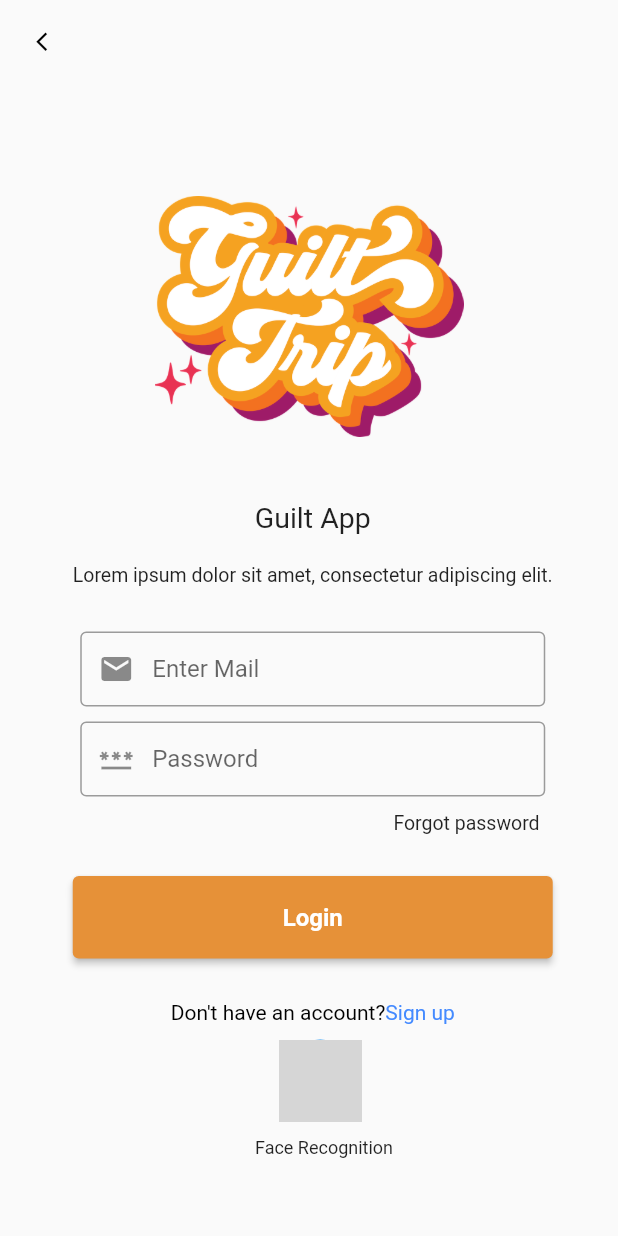
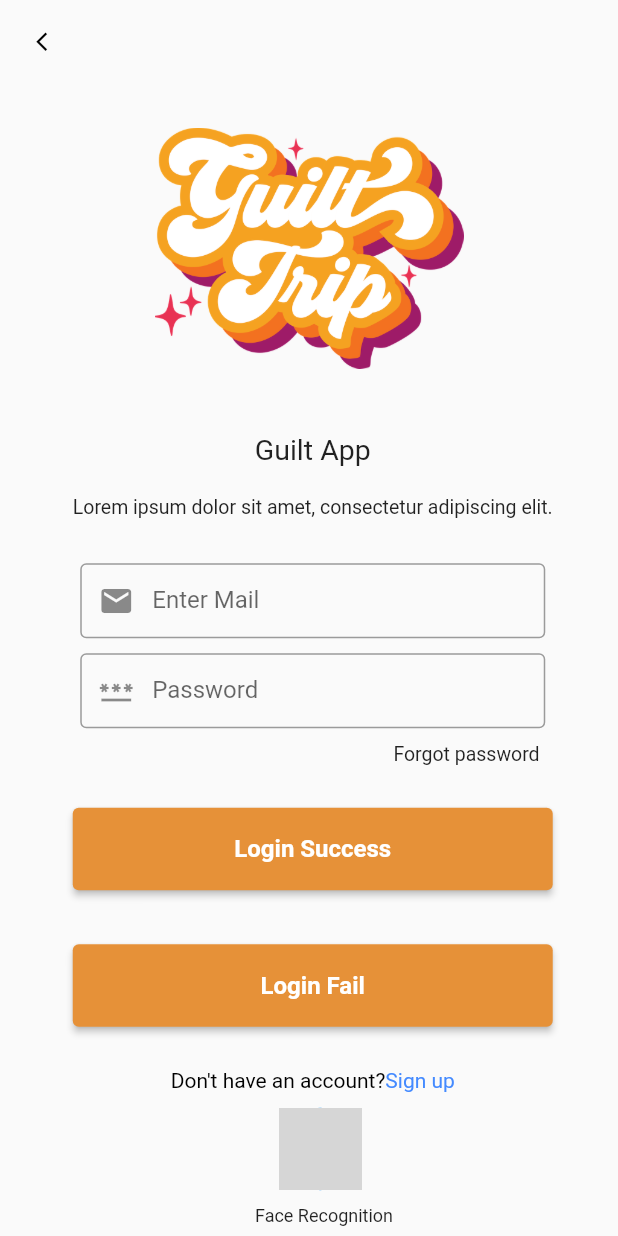
Before and after one commit to Abhishek617/gilt_app, a Flutter app: the Login screen opened by its route, on a phone screen of 412 x 824 dp. Run offline on Flutter 3.47's test engine with Material 2 defaults, Android fonts, the phone set to English and light mode, and no system bars; our stand-ins replace another_flushbar, dio, flutter_mobx, flutter_otp_text_field, get_it, introduction_screen and 4 more; missing offline and left inert: material_dialog, shared_preferences_web, xxtea; accounts and stored records are empty; generated files the repository leaves out were written again; network calls fail; Roboto replaces fonts that are missing (SF-Mono); grey boxes are pictures that could not be loaded.

Commit message:
Added Success and Error Common Validation screen

```diff
--- /dev/null
+++ b/lib/models/PageModals/success_error_args.dart
@@ -0,0 +1,28 @@
+class SuccessErrorValidationPageArgs {
+  bool isSuccess = true;
+  String title = '';
+  String description = '';
+  bool isPreviousLogin = true;
+
+  SuccessErrorValidationPageArgs(
+      {required this.isSuccess,
+      required this.title,
+      required this.description,
+      required this.isPreviousLogin});
+
+  SuccessErrorValidationPageArgs.fromJson(Map<String, dynamic> json) {
+    isSuccess = json['isSuccess'];
+    title = json['title'];
+    description = json['description'];
+    isPreviousLogin = json['isPreviousLogin'];
+  }
+
+  Map<String, dynamic> toJson() {
+    final Map<String, dynamic> data = new Map<String, dynamic>();
+    data['isSuccess'] = this.isSuccess;
+    data['title'] = this.title;
+    data['description'] = this.description;
+    data['isPreviousLogin'] = this.isPreviousLogin;
+    return data;
+  }
+}
--- a/lib/ui/login/login.dart
+++ b/lib/ui/login/login.dart
@@ -1,6 +1,7 @@
 import 'package:flutter/material.dart';
 import 'package:flutter/gestures.dart';
 import 'package:guilt_app/constants/assets.dart';
+import 'package:guilt_app/models/PageModals/success_error_args.dart';
 import 'package:guilt_app/utils/routes/routes.dart';
 import 'package:guilt_app/widgets/app_logo.dart';
 
@@ -133,10 +134,20 @@ class _LoginState extends State<Login> {
                 Padding(
                   padding: const EdgeInsets.only(left: 5, top: 20),
                   child: ElevatedButtonWidget(
-                    buttonText: 'Login',
+                    buttonText: 'Login Success',
                     buttonColor: Theme.of(context).colorScheme.primary,
                     onPressed: () {
-                      Routes.navigateToScreen(context, Routes.home);
+                      Routes.navigateToScreenWithArgs(context, Routes.success_error_validate,SuccessErrorValidationPageArgs(isSuccess: true, description: 'Logged in successfully', title: 'Success', isPreviousLogin: true));
+                    },
+                  ),
+                ),
+                Padding(
+                  padding: const EdgeInsets.only(left: 5, top: 20),
+                  child: ElevatedButtonWidget(
+                    buttonText: 'Login Fail',
+                    buttonColor: Theme.of(context).colorScheme.primary,
+                    onPressed: () {
+                      Routes.navigateToScreenWithArgs(context, Routes.success_error_validate,SuccessErrorValidationPageArgs(isSuccess: false, description: 'Something went wrong', title: 'Error', isPreviousLogin: true));
                     },
                   ),
                 ),
--- a/lib/utils/routes/routes.dart
+++ b/lib/utils/routes/routes.dart
@@ -1,6 +1,8 @@
+import 'package:guilt_app/models/PageModals/success_error_args.dart';
 import 'package:guilt_app/ui/Intro_screens/intro_screen.dart';
 import 'package:guilt_app/ui/common/before_login_Screen.dart';
 import 'package:guilt_app/ui/common/otp_screen.dart';
+import 'package:guilt_app/ui/common/success_error_validation.dart';
 import 'package:guilt_app/ui/forgot_reset_password/change_password.dart';
 import 'package:guilt_app/ui/forgot_reset_password/reset_password.dart';
 import 'package:guilt_app/ui/home/home.dart';
@@ -24,6 +26,7 @@ class Routes {
   static const String reset_password = '/reset_password';
   static const String otp = '/otp';
   static const String signup = '/signup';
+  static const String success_error_validate = '/success_error_validate';
 
   static final routes = <String, WidgetBuilder>{
     splash: (BuildContext context) => SplashScreen(),
@@ -36,12 +39,17 @@ class Routes {
     forgot_password: (BuildContext context) => Reset_password(),
     reset_password: (BuildContext context) => Change_password(),
     signup: (BuildContext context) => SignUp(),
+    success_error_validate: (BuildContext context) => SuccessErrorValidateScreen(),
   };
 
   static navigateToScreen(BuildContext context, route) {
     Navigator.of(context).pushNamed(route);
   }
 
+  static navigateToScreenWithArgs(BuildContext context, route, SuccessErrorValidationPageArgs successErrorValidationPageArgs) {
+    Navigator.of(context).pushNamed(route,arguments: successErrorValidationPageArgs);
+  }
+
   static goBack(BuildContext context) {
     Navigator.of(context).pop();
   }
```
Also changed, not shown: lib/ui/common/success_error_validation.dart (added, +90 -0 lines).
